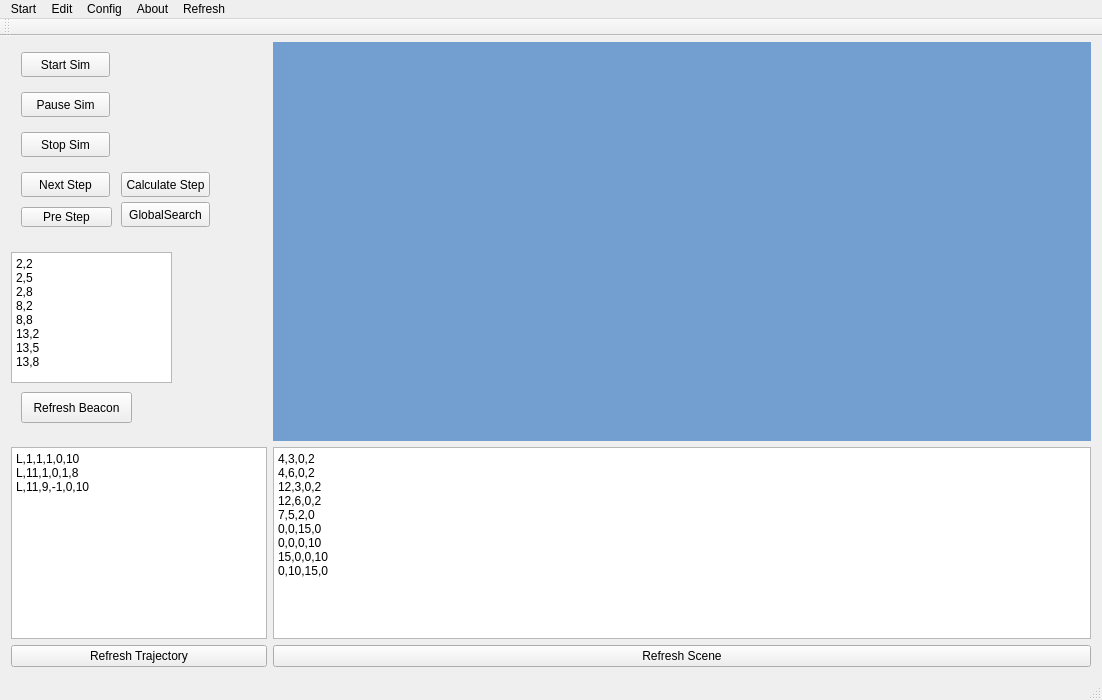
Qt form mainwindow.ui (wystephen/RT-Sim) before a commit.
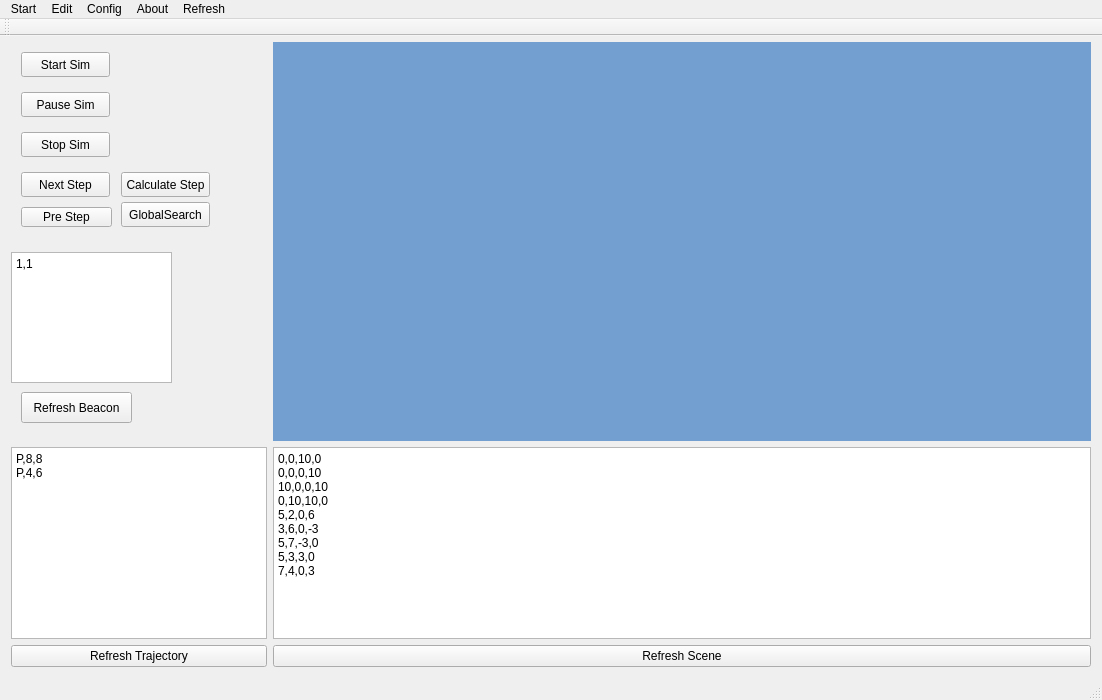
The same form after that commit.

The edit to the form file:
```diff
--- a/mainwindow.ui
+++ b/mainwindow.ui
@@ -158,14 +158,7 @@
         </rect>
        </property>
        <property name="plainText">
-        <string>2,2
-2,5
-2,8
-8,2
-8,8
-13,2
-13,5
-13,8</string>
+        <string>1,1</string>
        </property>
       </widget>
       <widget class="QPushButton" name="btn_refresh_beacon">
@@ -239,24 +232,23 @@
     <item row="2" column="2">
      <widget class="QPlainTextEdit" name="txtScene">
       <property name="plainText">
-       <string>4,3,0,2
-4,6,0,2
-12,3,0,2
-12,6,0,2
-7,5,2,0
-0,0,15,0
+       <string>0,0,10,0
 0,0,0,10
-15,0,0,10
-0,10,15,0</string>
+10,0,0,10
+0,10,10,0
+5,2,0,6
+3,6,0,-3
+5,7,-3,0
+5,3,3,0
+7,4,0,3</string>
       </property>
      </widget>
     </item>
     <item row="2" column="0">
      <widget class="QPlainTextEdit" name="txtTrajectory">
       <property name="plainText">
-       <string>L,1,1,1,0,10
-L,11,1,0,1,8
-L,11,9,-1,0,10</string>
+       <string>P,8,8
+P,4,6</string>
       </property>
      </widget>
     </item>
```
